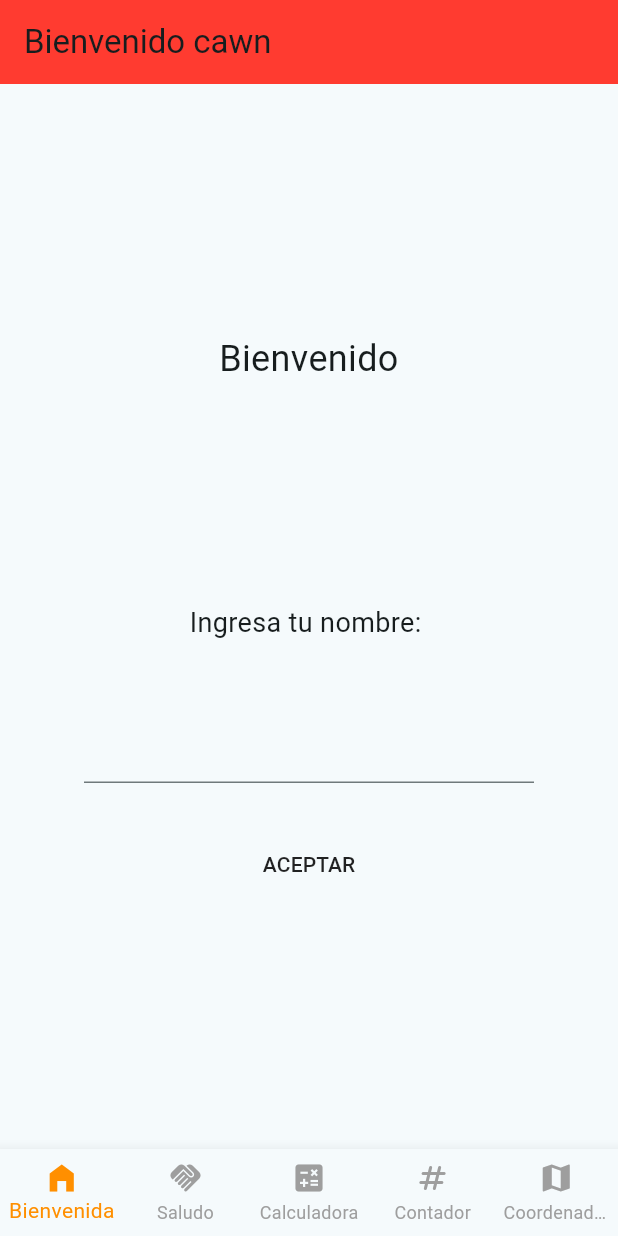
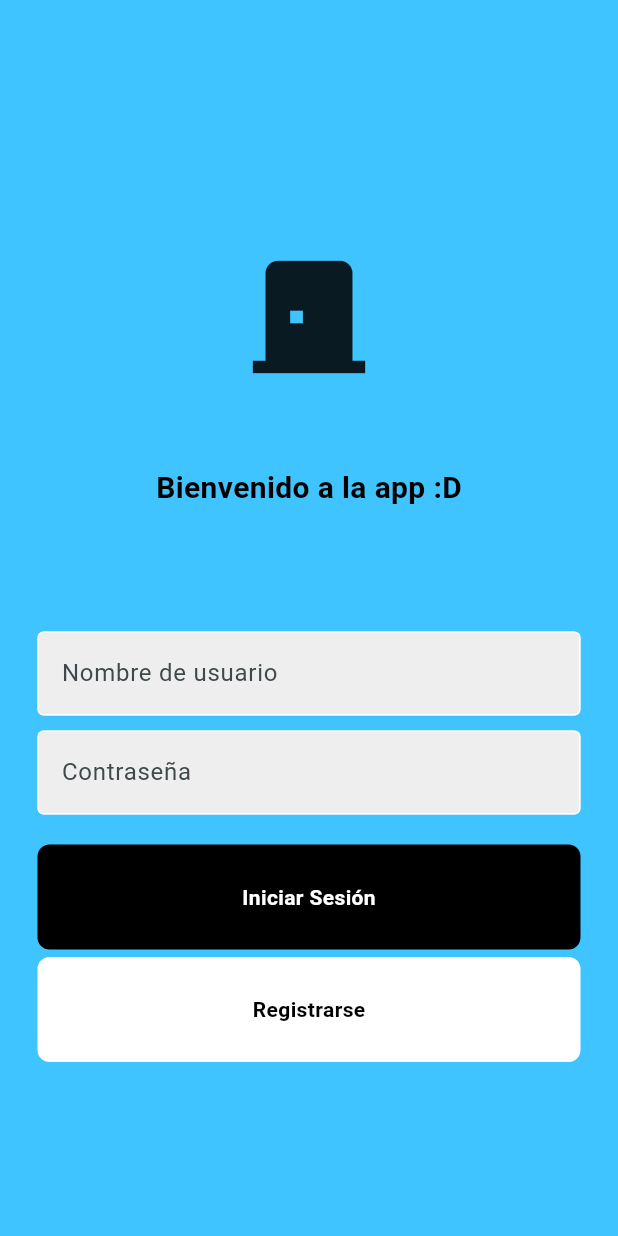
Before and after one commit to ImNoth1ng/Programacion-Movil-1, a Flutter app: the screen it shows after launch, on a phone screen of 412 x 824 dp. Run offline on Flutter 3.47's test engine with Material 3 defaults, Android fonts, the phone set to English and light mode, and no system bars; our stand-ins replace cloud_firestore, firebase_core, geolocator, shared_preferences; accounts and stored records are empty; generated files the repository leaves out were written again.

Commit message:
login y control de users

```diff
--- /dev/null
+++ b/lib/Pantallas/login.dart
@@ -0,0 +1,244 @@
+import 'package:cloud_firestore/cloud_firestore.dart';
+import 'package:epico1/Pantallas/principal.dart';
+import 'package:flutter/material.dart';
+import 'package:epico1/services/local_storage.dart';
+import 'package:crypto/crypto.dart';
+import 'dart:convert';
+
+import '../Navegador.dart'; // for the utf8.encode method
+
+FirebaseFirestore db = FirebaseFirestore.instance;
+
+
+
+  class LoginPage extends StatefulWidget {
+    const LoginPage({super.key});
+
+
+
+  @override
+  State<LoginPage> createState() => _LoginState();
+  }
+
+  class _LoginState extends State<LoginPage>{
+    String _userName = '';
+    String _password = '';
+    String _hashedPassword = '';
+    String _StoredPassword = '';
+    var _passinbytes;
+
+    TextEditingController _userNameController = TextEditingController();
+    TextEditingController _passwordController = TextEditingController();
+
+    @override
+  void initState() {
+    // TODO: implement initState
+    super.initState();
+  }
+    bool _compararPass(String pass) {
+      _passinbytes = utf8.encode(pass);
+      _StoredPassword = sha256.convert(_passinbytes).toString();
+      if (_StoredPassword == _hashedPassword) {
+        print("Las contraseñas coinciden");
+        return true;
+      }
+      print("Las contraseñas no coinciden");
+      return false;
+    }
+
+    Future<void> _getUserPass() async {
+      try {
+        final docRef = db.collection("users").doc(_userName);
+        final DocumentSnapshot doc = await docRef.get(); // Esperamos a que se resuelva el Future
+        if (doc.exists) {
+          final data = doc.data() as Map<String, dynamic>;
+          setState(() {
+            _hashedPassword = data['password'];
+            print("Contraseña obtenida: $_hashedPassword");
+            if (_compararPass(_password)) {
+              LocalStorage.prefs.setString('user', _userName);
+              // Navegar a la pantalla principal
+              Navigator.pushReplacement(
+              context,
+                MaterialPageRoute(builder: (context) => const Navegador())
+              );
+            }
+          });
+        } else {
+          print("El documento no existe");
+
+
+        }
+      } catch (e) {
+        print("Error obteniendo el documento: $e");
+      }
+    }
+
+
+
+
+    void _registrarse(String user, String password) async {
+      try {
+        // Hashear la contraseña usando SHA-256
+        final bytes = utf8.encode(password); // Convierte la contraseña a bytes
+        final hashedPassword = sha256.convert(bytes).toString(); // Genera el hash
+
+        // Crear el documento en Firestore con los datos iniciales
+        await db.collection("users").doc(user).set({
+          'password': hashedPassword, // Contraseña hasheada
+          'name': "", // Nombre vacío por defecto
+          'saludos': 0, // Contador de saludos inicial en 0
+        });
+
+        print("Usuario registrado correctamente");
+        setState(() {
+          _errorMessage = "Usuario registrado correctamente";
+        });
+      } catch (e) {
+        print("Error al registrar el usuario: $e");
+      }
+    }
+
+    void _login() {
+      print("login buitton");
+      _userName = _userNameController.text;
+      _password = _passwordController.text;
+      _getUserPass();
+
+
+
+    }
+
+    String _errorMessage = '';
+
+    @override
+    Widget build(BuildContext context) {
+      return Scaffold(
+          backgroundColor: Colors.lightBlueAccent,
+          body: Center(
+            child: Column(
+                mainAxisAlignment: MainAxisAlignment.center,
+                children: [
+                  const SizedBox(height: 50),
+
+                  //logo
+                  const Icon(
+                    Icons.door_back_door,
+                    size: 100,
+                  ),
+                  const SizedBox(height: 50),
+
+                  Text(
+                    'Bienvenido a la app :D',
+                    style: TextStyle(
+                      fontSize: 20,
+                      fontWeight: FontWeight.bold,
+                      color: Colors.black,
+                    ),
+                  ),
+                  const SizedBox(height: 10),
+                  Text(
+                    _errorMessage,
+                    style: TextStyle(
+                      fontSize: 15,
+                      color: Colors.black,
+                    ),
+                  ),
+
+                  const SizedBox(height: 50),
+
+                  Padding(padding: const EdgeInsets.symmetric(horizontal:  25.0),
+                    child: TextField(
+                      controller: _userNameController,
+                        decoration: InputDecoration(
+                          enabledBorder: OutlineInputBorder(
+                            borderSide: BorderSide(color: Colors.white),
+                          ),
+                          focusedBorder: OutlineInputBorder(
+                            borderSide: BorderSide(color: Colors.white),
+                          ),
+                          hintText: 'Nombre de usuario',
+                          fillColor: Colors.grey[200],
+                          filled: true,
+                        )
+                    ),),
+                  const SizedBox(height: 10),
+
+                  Padding(padding: const EdgeInsets.symmetric(horizontal:  25.0),
+                    child: TextField(
+                      controller: _passwordController,
+                        obscureText: true,
+                        decoration: InputDecoration(
+                          enabledBorder: OutlineInputBorder(
+                            borderSide: BorderSide(color: Colors.white),
+                          ),
+                          focusedBorder: OutlineInputBorder(
+                            borderSide: BorderSide(color: Colors.white),
+                          ),
+                          hintText: 'Contraseña',
+                          fillColor: Colors.grey[200],
+                          filled: true,
+                        )
+                    ),),
+
+                  const SizedBox(height: 20,),
+
+                  GestureDetector(
+                    onTap: (){_login();},
+                    child: Container(
+                        padding: const EdgeInsets.all(25),
+                        margin: const EdgeInsets.symmetric(horizontal: 25),
+                        decoration: BoxDecoration(
+                          color: Colors.black,
+                          borderRadius: BorderRadius.circular(8),
+                        ),
+                        child: const Center(
+                          child: Text(
+                            'Iniciar Sesión',
+                            style: TextStyle(
+                              color: Colors.white,
+                              fontWeight: FontWeight.bold,
+
+                            ),
+
+                          ),
+                        )
+                    ),
+                  ),
+                  const SizedBox(height: 5),
+
+                  GestureDetector(
+                    onTap: () {
+                      _registrarse(_userNameController.text, _passwordController.text);
+                    },
+                    child: Container(
+                        padding: const EdgeInsets.all(25),
+                        margin: const EdgeInsets.symmetric(horizontal: 25),
+                        decoration: BoxDecoration(
+                          color: Colors.white,
+                          borderRadius: BorderRadius.circular(8),
+                        ),
+                        child: const Center(
+                          child: Text(
+                            'Registrarse',
+                            style: TextStyle(
+                              color: Colors.black,
+                              fontWeight: FontWeight.bold,
+                            ),
+
+                          ),
+                        )
+                    ),
+                  ),
+                  const SizedBox(height: 5),
+
+
+
+
+                ]
+            ),
+          )
+      );
+    }
+
+  }
--- a/lib/app.dart
+++ b/lib/app.dart
@@ -1,5 +1,7 @@
 import 'package:epico1/Navegador.dart';
 import 'package:flutter/material.dart';
+
+import 'Pantallas/login.dart';
 
 
 
@@ -19,7 +21,7 @@ class MyApp extends StatelessWidget {
         useMaterial3: true,
 
       ),
-      home: const Navegador(),
+      home: const LoginPage(),
     );
   }
 }
--- a/pubspec.yaml
+++ b/pubspec.yaml
@@ -37,6 +37,7 @@ dependencies:
   shared_preferences: ^2.5.2
   geolocator: ^12.0.0
   cloud_firestore: ^5.6.6
+  crypto: ^3.0.6
 
 dev_dependencies:
   flutter_test:
```
Also changed, not shown: lib/Pantallas/Coords.dart (+80 -1 lines), lib/Pantallas/bienvenida.dart (+44 -17 lines), lib/Pantallas/principal.dart (+8 -10 lines), lib/screens/location_screen.dart (deleted, +0 -88 lines), lib/services/location_service.dart (deleted, +0 -84 lines), pubspec.lock, 4 other files.
